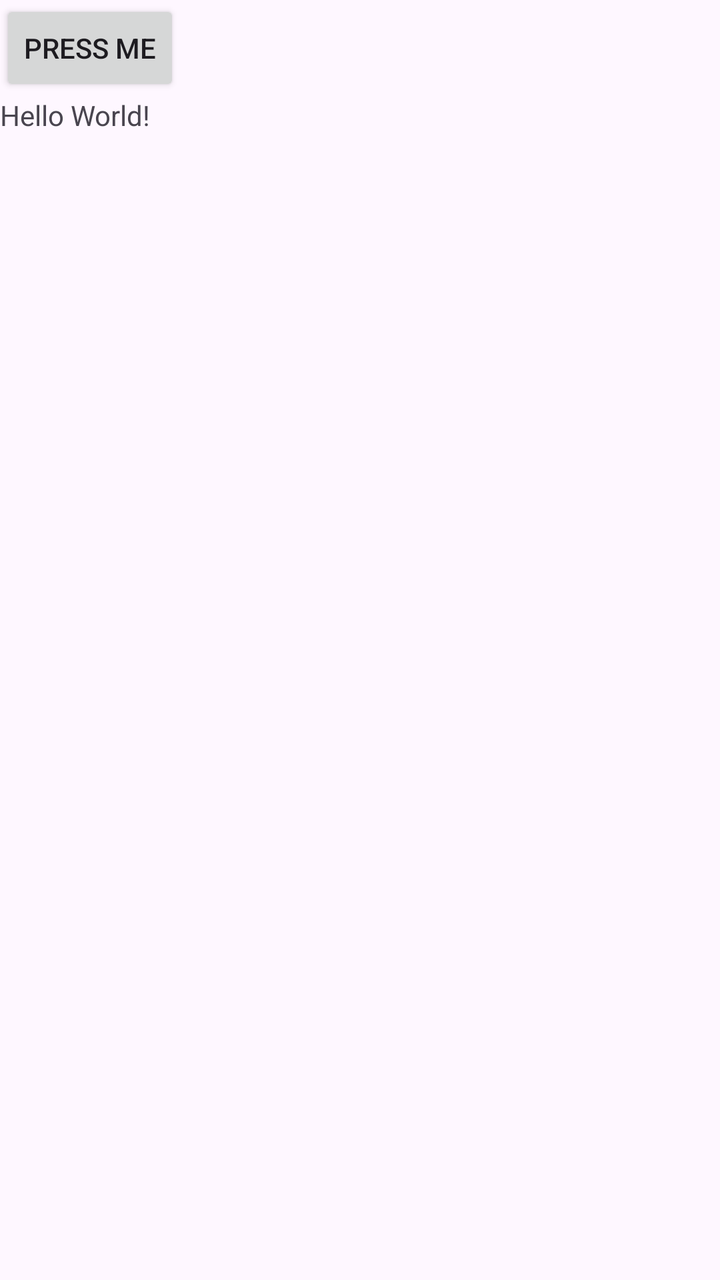
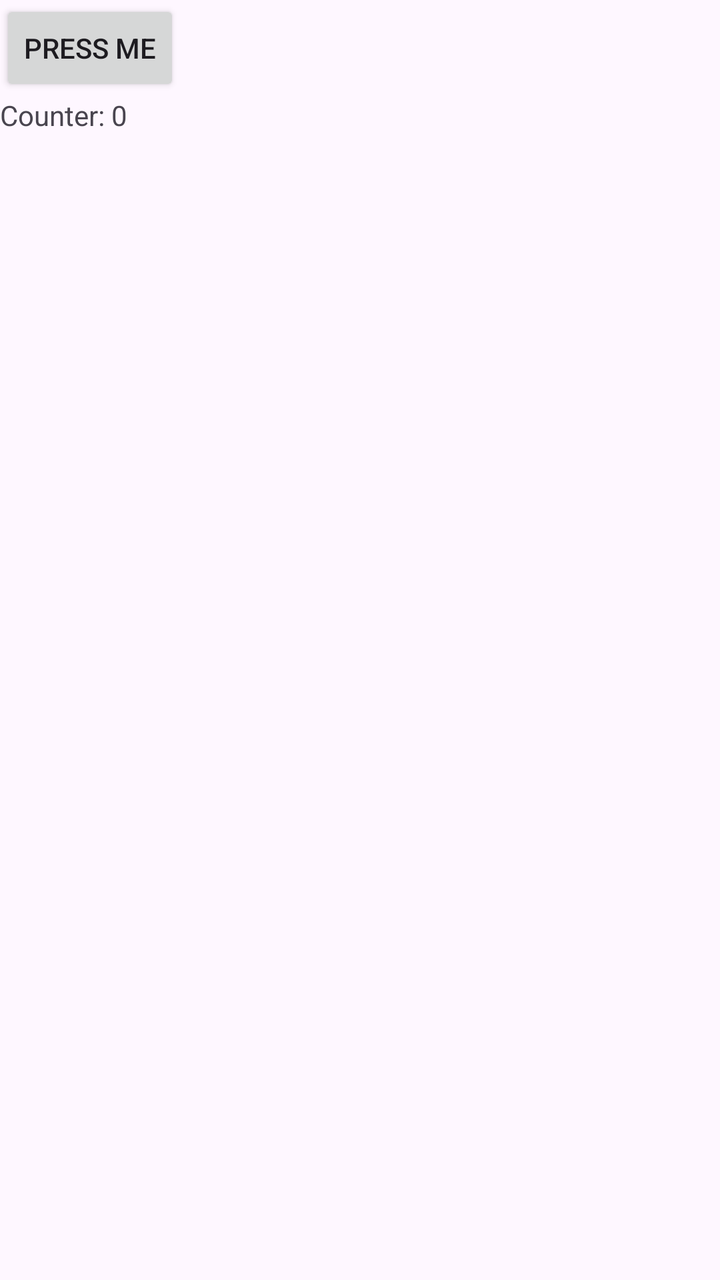

The first picture is an Android layout as it rendered before a commit; the second is the same layout after the commit. The layout source and the unified diff follow.
<!-- AndroidManifest.xml: application theme Theme.UbiCompLab1 -->
<!-- res/layout/activity_main.xml -->
<?xml version="1.0" encoding="utf-8"?>
<LinearLayout xmlns:android="http://schemas.android.com/apk/res/android"
    xmlns:app="http://schemas.android.com/apk/res-auto"
    xmlns:tools="http://schemas.android.com/tools"
    android:id="@+id/main"
    android:layout_width="match_parent"
    android:layout_height="match_parent"
    android:orientation="vertical"
    tools:context=".MainActivity">

    <Button
        android:id="@+id/countButton"
        android:layout_width="wrap_content"
        android:layout_height="wrap_content"
        android:text="Press Me" />

    <TextView
        android:id="@+id/countText"
        android:layout_width="wrap_content"
        android:layout_height="wrap_content"
        android:text="Hello World!"
        app:layout_constraintBottom_toBottomOf="parent"
        app:layout_constraintEnd_toEndOf="parent"
        app:layout_constraintStart_toStartOf="parent"
        app:layout_constraintTop_toTopOf="parent" />

</LinearLayout>
<!-- resources referenced by this layout -->
<resources>
  <style name="Theme.UbiCompLab1" parent="Base.Theme.UbiCompLab1" />
  <style name="Base.Theme.UbiCompLab1" parent="Theme.Material3.DayNight.NoActionBar">
          
          
      </style>
</resources>

<!-- the commit's change to res/layout/activity_main.xml (unified diff, before → after) -->
@@ -18,10 +18,6 @@
         android:id="@+id/countText"
         android:layout_width="wrap_content"
         android:layout_height="wrap_content"
-        android:text="Hello World!"
-        app:layout_constraintBottom_toBottomOf="parent"
-        app:layout_constraintEnd_toEndOf="parent"
-        app:layout_constraintStart_toStartOf="parent"
-        app:layout_constraintTop_toTopOf="parent" />
+        android:text="Counter: 0" />
 
 </LinearLayout>
